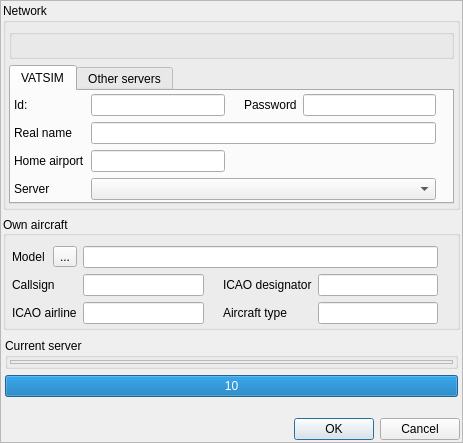
Before: the Qt Designer form src/blackgui/components/logincomponent.ui in swift-project/pilotclient, drawn with Qt 5.
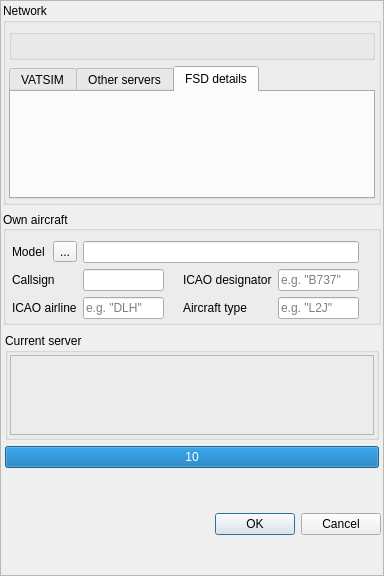
After: the same form once the commit is applied. The open tabs and pages were chosen to show the change. Icons and pictures are not drawn. Custom widgets are drawn as their Qt base class.

Commit message: refs #681, FSD UI at login screen * plus completers for login GUI (ICAO, ...) * some utility functions in related value object classed

Diff of the .ui file:
```diff
--- a/src/blackgui/components/logincomponent.ui
+++ b/src/blackgui/components/logincomponent.ui
@@ -6,8 +6,8 @@
    <rect>
     <x>0</x>
     <y>0</y>
-    <width>463</width>
-    <height>443</height>
+    <width>384</width>
+    <height>576</height>
    </rect>
   </property>
   <property name="minimumSize">
@@ -93,6 +93,30 @@
           <property name="horizontalSpacing">
            <number>6</number>
           </property>
+          <property name="verticalSpacing">
+           <number>4</number>
+          </property>
+          <item row="3" column="5">
+           <widget class="BlackGui::CTickLabel" name="lblp_VatsimHomeAirport">
+            <property name="text">
+             <string/>
+            </property>
+           </widget>
+          </item>
+          <item row="2" column="5">
+           <widget class="BlackGui::CTickLabel" name="lblp_VatsimRealName">
+            <property name="text">
+             <string/>
+            </property>
+           </widget>
+          </item>
+          <item row="1" column="0">
+           <widget class="QLabel" name="lbl_VatsimId">
+            <property name="text">
+             <string>Id:</string>
+            </property>
+           </widget>
+          </item>
           <item row="1" column="5">
            <widget class="BlackGui::CTickLabel" name="lblp_VatsimPassword">
             <property name="text">
@@ -108,6 +132,9 @@
             <property name="maxLength">
              <number>4</number>
             </property>
+            <property name="placeholderText">
+             <string>e.g. &quot;KLAX&quot;</string>
+            </property>
            </widget>
           </item>
           <item row="3" column="0">
@@ -230,6 +257,38 @@
           </item>
          </layout>
         </widget>
+        <widget class="QWidget" name="pg_FsdDetails">
+         <attribute name="title">
+          <string>FSD details</string>
+         </attribute>
+         <layout class="QVBoxLayout" name="vl_FsdDetails">
+          <property name="leftMargin">
+           <number>3</number>
+          </property>
+          <property name="topMargin">
+           <number>6</number>
+          </property>
+          <property name="rightMargin">
+           <number>3</number>
+          </property>
+          <property name="bottomMargin">
+           <number>3</number>
+          </property>
+          <item>
+           <widget class="BlackGui::Editors::CFsdSetupForm" name="comp_FsdDetails">
+            <property name="frameShape">
+             <enum>QFrame::NoFrame</enum>
+            </property>
+            <property name="frameShadow">
+             <enum>QFrame::Plain</enum>
+            </property>
+            <property name="lineWidth">
+             <number>0</number>
+            </property>
+           </widget>
+          </item>
+         </layout>
+        </widget>
        </widget>
       </item>
       <item row="0" column="0" colspan="2">
@@ -290,17 +349,11 @@
         <property name="toolTip">
          <string>e.g. DLH</string>
         </property>
-        <property name="inputMask">
-         <string/>
-        </property>
-        <property name="text">
-         <string/>
-        </property>
         <property name="maxLength">
          <number>6</number>
         </property>
         <property name="placeholderText">
-         <string/>
+         <string>e.g. &quot;DLH&quot;</string>
         </property>
        </widget>
       </item>
@@ -319,7 +372,7 @@
          <number>3</number>
         </property>
         <property name="placeholderText">
-         <string/>
+         <string>e.g. &quot;L2J&quot;</string>
         </property>
        </widget>
       </item>
@@ -348,18 +401,9 @@
         <property name="inputMethodHints">
          <set>Qt::ImhUppercaseOnly</set>
         </property>
-        <property name="inputMask">
-         <string/>
-        </property>
-        <property name="text">
-         <string/>
-        </property>
         <property name="maxLength">
          <number>10</number>
         </property>
-        <property name="placeholderText">
-         <string/>
-        </property>
        </widget>
       </item>
       <item row="1" column="4">
@@ -367,17 +411,11 @@
         <property name="toolTip">
          <string>e.g. B737</string>
         </property>
-        <property name="inputMask">
-         <string/>
-        </property>
-        <property name="text">
-         <string/>
-        </property>
         <property name="maxLength">
          <number>6</number>
         </property>
         <property name="placeholderText">
-         <string/>
+         <string>e.g. &quot;B737&quot;</string>
         </property>
        </widget>
       </item>
@@ -502,6 +540,12 @@
          </property>
          <item>
           <widget class="BlackGui::Editors::CServerForm" name="frp_CurrentServer">
+           <property name="minimumSize">
+            <size>
+             <width>0</width>
+             <height>80</height>
+            </size>
+           </property>
            <property name="frameShape">
             <enum>QFrame::StyledPanel</enum>
            </property>
@@ -529,21 +573,14 @@
      </layout>
     </widget>
    </item>
-   <item>
-    <spacer name="vs_LoginComponent">
-     <property name="orientation">
-      <enum>Qt::Vertical</enum>
-     </property>
-     <property name="sizeHint" stdset="0">
-      <size>
-       <width>20</width>
-       <height>40</height>
-      </size>
-     </property>
-    </spacer>
-   </item>
    <item>
     <widget class="QDialogButtonBox" name="bb_OkCancel">
+     <property name="sizePolicy">
+      <sizepolicy hsizetype="Preferred" vsizetype="Expanding">
+       <horstretch>0</horstretch>
+       <verstretch>0</verstretch>
+      </sizepolicy>
+     </property>
      <property name="standardButtons">
       <set>QDialogButtonBox::Cancel|QDialogButtonBox::Ok</set>
      </property>
@@ -577,6 +614,12 @@
    <header>blackgui/editors/serverform.h</header>
    <container>1</container>
   </customwidget>
+  <customwidget>
+   <class>BlackGui::Editors::CFsdSetupForm</class>
+   <extends>QFrame</extends>
+   <header>blackgui/editors/fsdsetupform.h</header>
+   <container>1</container>
+  </customwidget>
  </customwidgets>
  <tabstops>
   <tabstop>tw_Network</tabstop>
```
Left out of the diff: 79 changed lines with no effect on the pictures. The commit also changes 8 other files.
